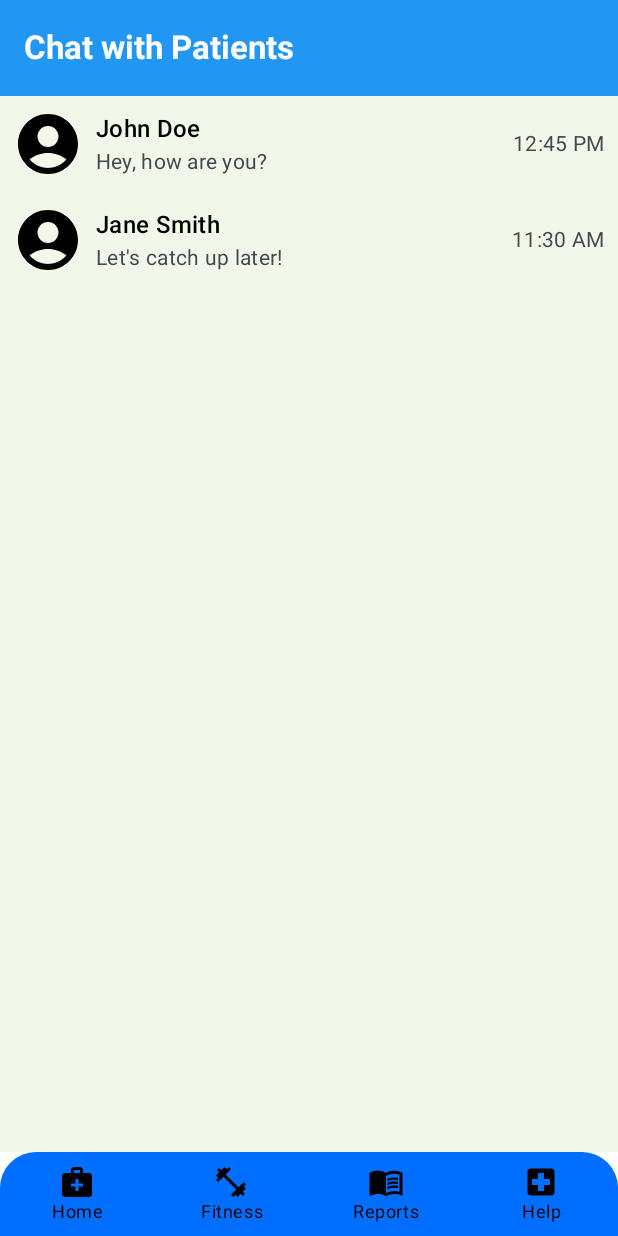
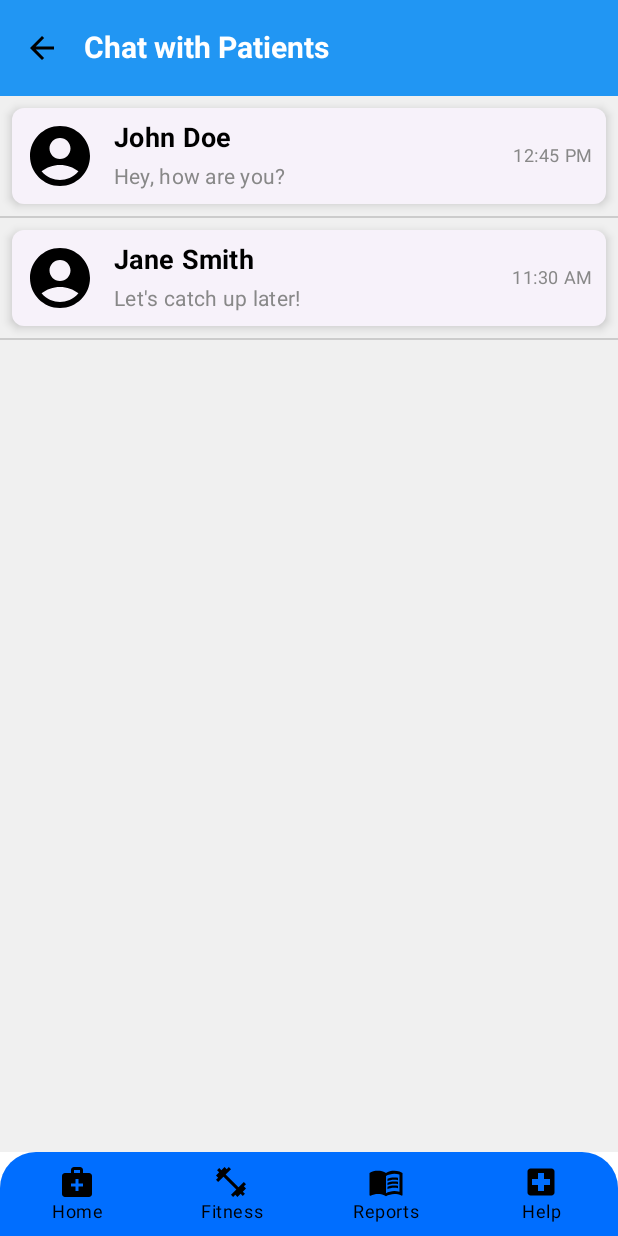
Before and after one commit to SahilKumar75/MediGo, an Android app built with Jetpack Compose: the chat screen opened through its navigation route, on a phone screen of 412 x 824 dp. Run offline under Robolectric (Android 15) with nearby library versions, the phone set to English and light mode, and no system bars.

Commit message:
chat update

```diff
--- a/app/src/main/AndroidManifest.xml
+++ b/app/src/main/AndroidManifest.xml
@@ -6,8 +6,6 @@
     <uses-permission android:name="android.permission.RECORD_AUDIO" />
     <uses-permission android:name="android.permission.WRITE_EXTERNAL_STORAGE" />
     <uses-permission android:name="android.permission.READ_EXTERNAL_STORAGE" />
-    <uses-permission android:name="android.permission.READ_EXTERNAL_STORAGE" />
-    <uses-permission android:name="android.permission.WRITE_EXTERNAL_STORAGE" />
 
 
     <application
@@ -41,6 +39,7 @@
             <meta-data
                 android:name="android.support.FILE_PROVIDER_PATHS"
                 android:resource="@xml/file_paths" />
+
         </provider>
     </application>
 </manifest>
--- a/app/src/main/java/com/example/musical/presentation/chat/ChatHomeScreen.kt
+++ b/app/src/main/java/com/example/musical/presentation/chat/ChatHomeScreen.kt
@@ -1,13 +1,18 @@
 package com.example.musical.presentation.chat
 
+import androidx.compose.foundation.background
 import androidx.compose.foundation.layout.*
 import androidx.compose.foundation.lazy.LazyColumn
 import androidx.compose.foundation.lazy.items
+import androidx.compose.material.icons.Icons
+import androidx.compose.material.icons.filled.ArrowBack
 import androidx.compose.material3.*
 import androidx.compose.runtime.Composable
 import androidx.compose.ui.Modifier
+import androidx.compose.ui.graphics.Color
 import androidx.compose.ui.text.font.FontWeight
 import androidx.compose.ui.unit.dp
+import androidx.compose.ui.unit.sp
 import androidx.navigation.NavController
 import com.example.musical.R
 import com.example.musical.presentation.chat.components.ChatItem
@@ -28,8 +33,14 @@ fun ChatHomeScreen(navController: NavController) {
                 title = {
                     Text(
                         text = "Chat with Patients",
-                        fontWeight = FontWeight.Bold
+                        fontWeight = FontWeight.Bold,
+                        fontSize = 20.sp
                     )
+                },
+                navigationIcon = {
+                    IconButton(onClick = { navController.navigateUp() }) {
+                        Icon(imageVector = Icons.Filled.ArrowBack, contentDescription = "Back")
+                    }
                 },
                 colors = TopAppBarDefaults.topAppBarColors(
                     containerColor = MaterialTheme.colorScheme.primary,
@@ -41,11 +52,13 @@ fun ChatHomeScreen(navController: NavController) {
             LazyColumn(
                 modifier = Modifier
                     .fillMaxSize()
-                    .padding(padding),
+                    .padding(padding)
+                    .background(Color(0xFFF0F0F0)), // Light background for the entire screen
                 verticalArrangement = Arrangement.Top
             ) {
                 items(chatItems) { chatItem ->
                     ChatItemView(navController = navController, chatItem = chatItem)
+                    Divider(color = Color.LightGray, thickness = 1.dp) // Divider between chat items
                 }
             }
         }
--- a/app/src/main/java/com/example/musical/presentation/chat/components/ChatItemView.kt
+++ b/app/src/main/java/com/example/musical/presentation/chat/components/ChatItemView.kt
@@ -1,19 +1,23 @@
 package com.example.musical.presentation.chat.components
 
-
 import androidx.compose.foundation.Image
+import androidx.compose.foundation.background
 import androidx.compose.foundation.clickable
 import androidx.compose.foundation.layout.*
+import androidx.compose.foundation.shape.RoundedCornerShape
 import androidx.compose.material3.*
 import androidx.compose.runtime.Composable
 import androidx.compose.ui.Alignment
 import androidx.compose.ui.Modifier
+import androidx.compose.ui.draw.clip
+import androidx.compose.ui.graphics.Color
 import androidx.compose.ui.res.painterResource
 import androidx.compose.ui.unit.dp
+import androidx.compose.ui.unit.sp
 import androidx.navigation.NavController
 import com.google.gson.Gson
 import androidx.annotation.DrawableRes
-import com.google.gson.annotations.SerializedName
+import androidx.compose.ui.text.font.FontWeight
 
 data class ChatItem(
     val name: String,
@@ -22,10 +26,9 @@ data class ChatItem(
     @DrawableRes val avatar: Int
 )
 
-
 @Composable
 fun ChatItemView(navController: NavController, chatItem: ChatItem) {
-    Row(
+    ElevatedCard(
         modifier = Modifier
             .fillMaxWidth()
             .padding(8.dp)
@@ -33,18 +36,41 @@ fun ChatItemView(navController: NavController, chatItem: ChatItem) {
                 val chatItemJson = Gson().toJson(chatItem)
                 navController.navigate("chat_screen/$chatItemJson")
             },
-        verticalAlignment = Alignment.CenterVertically
+        shape = RoundedCornerShape(8.dp),
+        elevation = CardDefaults.cardElevation(4.dp)
     ) {
-        Image(
-            painter = painterResource(id = chatItem.avatar),
-            contentDescription = null,
-            modifier = Modifier.size(48.dp)
-        )
-        Spacer(modifier = Modifier.width(8.dp))
-        Column(modifier = Modifier.weight(1f)) {
-            Text(text = chatItem.name, style = MaterialTheme.typography.titleMedium)
-            Text(text = chatItem.message, style = MaterialTheme.typography.bodyMedium, color = MaterialTheme.colorScheme.onSurfaceVariant)
+        Row(
+            modifier = Modifier
+                .fillMaxWidth()
+                .padding(8.dp),
+            verticalAlignment = Alignment.CenterVertically
+        ) {
+            Image(
+                painter = painterResource(id = chatItem.avatar),
+                contentDescription = null,
+                modifier = Modifier
+                    .size(48.dp)
+                    .clip(RoundedCornerShape(24.dp))
+            )
+            Spacer(modifier = Modifier.width(12.dp))
+            Column(
+                modifier = Modifier.weight(1f)
+            ) {
+                Text(
+                    text = chatItem.name,
+                    style = MaterialTheme.typography.titleMedium.copy(fontSize = 18.sp, fontWeight = FontWeight.Bold)
+                )
+                Spacer(modifier = Modifier.height(4.dp))
+                Text(
+                    text = chatItem.message,
+                    style = MaterialTheme.typography.bodyMedium.copy(color = Color.Gray)
+                )
+            }
+            Text(
+                text = chatItem.time,
+                style = MaterialTheme.typography.bodySmall.copy(color = Color.Gray),
+                modifier = Modifier.padding(start = 8.dp)
+            )
         }
-        Text(text = chatItem.time, style = MaterialTheme.typography.bodyMedium, color = MaterialTheme.colorScheme.onSurfaceVariant)
     }
 }
--- a/app/src/main/res/xml/file_paths.xml
+++ b/app/src/main/res/xml/file_paths.xml
@@ -1,5 +1,4 @@
+<?xml version="1.0" encoding="utf-8"?>
 <paths xmlns:android="http://schemas.android.com/apk/res/android">
-    <external-path
-        name="external_files"
-        path="." />
+    <cache-path name="cache" path="." />
 </paths>
```
Also changed, not shown: app/src/main/java/com/example/musical/common/utils/FormScreen.kt (added, +53 -0 lines), app/src/main/java/com/example/musical/common/utils/PdfUtils.kt (line endings or trailing spaces), app/src/main/java/com/example/musical/common/utils/Reports.kt (line endings or trailing spaces), app/src/main/java/com/example/musical/navgraph/NavGraph.kt (line endings or trailing spaces).
